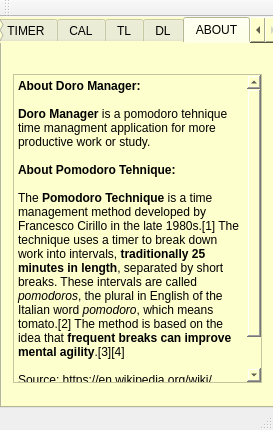
This is doro_manager.ui in xpero39/doro_manager as Qt 5 draws it before an edit. The edited form follows.
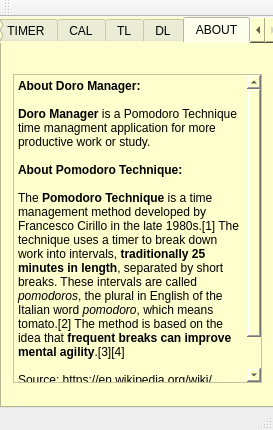
This is the edited form. The open tabs and pages were chosen to show the change.

```diff
--- a/doro_manager.ui
+++ b/doro_manager.ui
@@ -749,9 +749,9 @@
 &lt;/style&gt;&lt;/head&gt;&lt;body style=&quot; font-family:'Noto Sans'; font-size:9pt; font-weight:400; font-style:normal;&quot;&gt;
 &lt;p style=&quot; margin-top:0px; margin-bottom:0px; margin-left:0px; margin-right:0px; -qt-block-indent:0; text-indent:0px;&quot;&gt;&lt;span style=&quot; font-family:'Sans Serif'; font-weight:600; color:#000000;&quot;&gt;About Doro Manager:&lt;/span&gt;&lt;/p&gt;
 &lt;p style=&quot;-qt-paragraph-type:empty; margin-top:0px; margin-bottom:0px; margin-left:0px; margin-right:0px; -qt-block-indent:0; text-indent:0px; font-family:'Sans Serif'; color:#000000;&quot;&gt;&lt;br /&gt;&lt;/p&gt;
-&lt;p style=&quot; margin-top:0px; margin-bottom:0px; margin-left:0px; margin-right:0px; -qt-block-indent:0; text-indent:0px;&quot;&gt;&lt;span style=&quot; font-family:'Sans Serif'; font-weight:600;&quot;&gt;Doro Manager&lt;/span&gt;&lt;span style=&quot; font-family:'Sans Serif';&quot;&gt; is a pomodoro tehnique time managment application for more productive work or study.&lt;/span&gt;&lt;/p&gt;
+&lt;p style=&quot; margin-top:0px; margin-bottom:0px; margin-left:0px; margin-right:0px; -qt-block-indent:0; text-indent:0px;&quot;&gt;&lt;span style=&quot; font-family:'Sans Serif'; font-weight:600;&quot;&gt;Doro Manager&lt;/span&gt;&lt;span style=&quot; font-family:'Sans Serif';&quot;&gt; is a Pomodoro Technique time managment application for more productive work or study.&lt;/span&gt;&lt;/p&gt;
 &lt;p style=&quot;-qt-paragraph-type:empty; margin-top:0px; margin-bottom:0px; margin-left:0px; margin-right:0px; -qt-block-indent:0; text-indent:0px; font-family:'Sans Serif';&quot;&gt;&lt;br /&gt;&lt;/p&gt;
-&lt;p style=&quot; margin-top:0px; margin-bottom:0px; margin-left:0px; margin-right:0px; -qt-block-indent:0; text-indent:0px;&quot;&gt;&lt;span style=&quot; font-family:'Sans Serif'; font-weight:600;&quot;&gt;About Pomodoro Tehnique:&lt;/span&gt;&lt;/p&gt;
+&lt;p style=&quot; margin-top:0px; margin-bottom:0px; margin-left:0px; margin-right:0px; -qt-block-indent:0; text-indent:0px;&quot;&gt;&lt;span style=&quot; font-family:'Sans Serif'; font-weight:600;&quot;&gt;About Pomodoro Technique:&lt;/span&gt;&lt;/p&gt;
 &lt;p style=&quot;-qt-paragraph-type:empty; margin-top:0px; margin-bottom:0px; margin-left:0px; margin-right:0px; -qt-block-indent:0; text-indent:0px; font-family:'Sans Serif'; font-weight:600;&quot;&gt;&lt;br /&gt;&lt;/p&gt;
 &lt;p style=&quot; margin-top:0px; margin-bottom:0px; margin-left:0px; margin-right:0px; -qt-block-indent:0; text-indent:0px;&quot;&gt;&lt;span style=&quot; font-family:'Sans Serif'; color:#000000;&quot;&gt;The &lt;/span&gt;&lt;span style=&quot; font-family:'Sans Serif'; font-weight:600; color:#000000;&quot;&gt;Pomodoro Technique&lt;/span&gt;&lt;span style=&quot; font-family:'Sans Serif'; color:#000000;&quot;&gt; is a time management method developed by Francesco Cirillo in the late 1980s.[1] The technique uses a timer to break down work into intervals, &lt;/span&gt;&lt;span style=&quot; font-family:'Sans Serif'; font-weight:600; color:#000000;&quot;&gt;traditionally 25 minutes in length&lt;/span&gt;&lt;span style=&quot; font-family:'Sans Serif'; color:#000000;&quot;&gt;, separated by short breaks. These intervals are called &lt;/span&gt;&lt;span style=&quot; font-family:'Sans Serif'; font-style:italic; color:#000000;&quot;&gt;pomodoros&lt;/span&gt;&lt;span style=&quot; font-family:'Sans Serif'; color:#000000;&quot;&gt;, the plural in English of the Italian word &lt;/span&gt;&lt;span style=&quot; font-family:'Sans Serif'; font-style:italic; color:#000000;&quot;&gt;pomodoro&lt;/span&gt;&lt;span style=&quot; font-family:'Sans Serif'; color:#000000;&quot;&gt;, which means tomato.[2] The method is based on the idea that &lt;/span&gt;&lt;span style=&quot; font-family:'Sans Serif'; font-weight:600; color:#000000;&quot;&gt;frequent breaks can improve mental agility&lt;/span&gt;&lt;span style=&quot; font-family:'Sans Serif'; color:#000000;&quot;&gt;.[3][4]&lt;/span&gt;&lt;/p&gt;
 &lt;p style=&quot;-qt-paragraph-type:empty; margin-top:0px; margin-bottom:0px; margin-left:0px; margin-right:0px; -qt-block-indent:0; text-indent:0px; font-family:'Sans Serif'; color:#000000;&quot;&gt;&lt;br /&gt;&lt;/p&gt;
```
Left out of the diff: 2 changed lines with no effect on the pictures.
